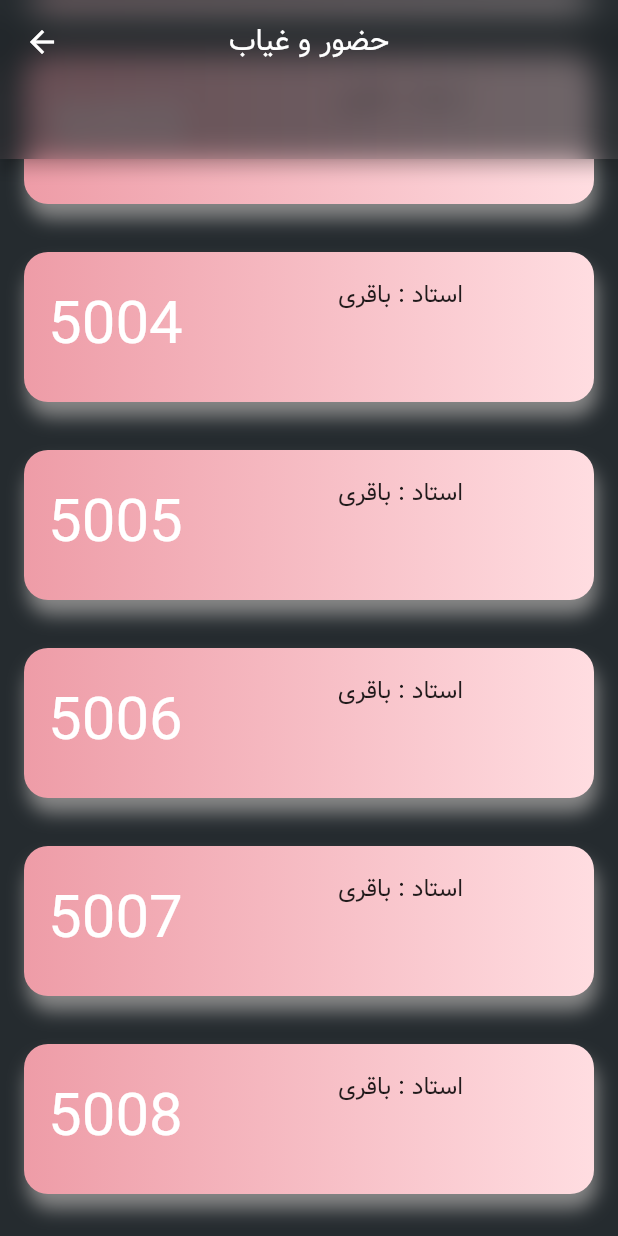
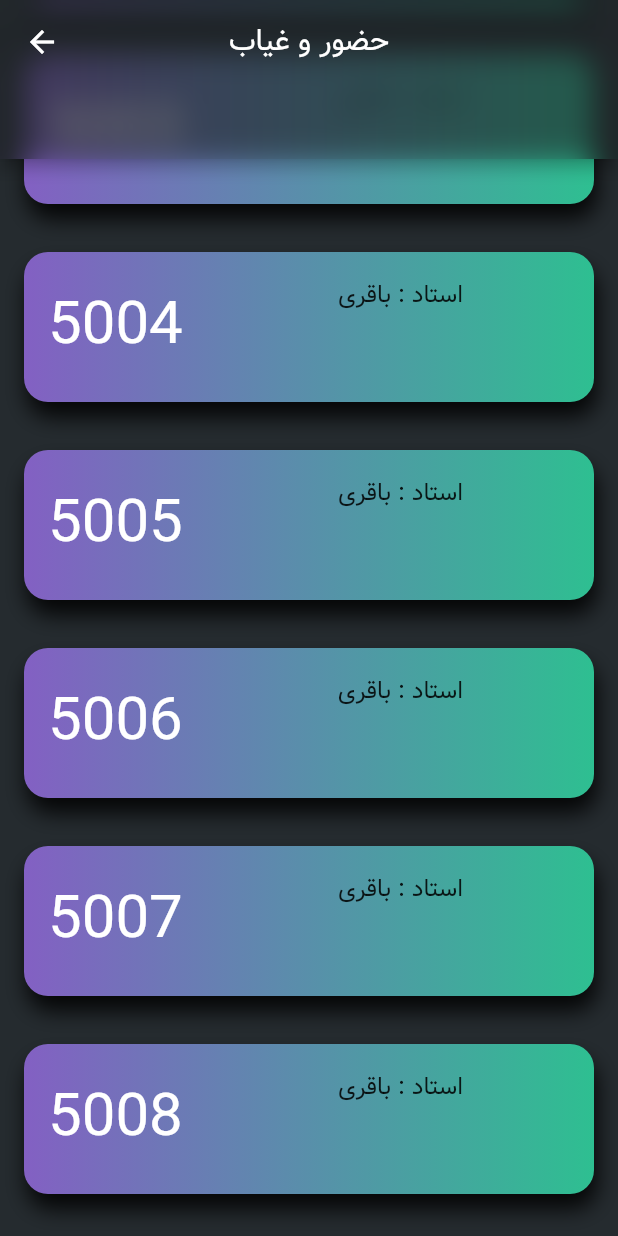
Before and after one commit to hasanforaty/presence_uni, a Flutter app: the AttendancePage screen opened by its route, scrolled down 576 dp, on a phone screen of 412 x 824 dp. Run offline on Flutter 3.47's test engine with Material 2 defaults, Android fonts, the phone set to English and light mode, and no system bars; our stand-ins replace font_awesome_flutter, get, lottie.

Commit message:
fix gradient problem of attendacne_item.dart

```diff
--- a/lib/widgets/attendacne_item.dart
+++ b/lib/widgets/attendacne_item.dart
@@ -16,7 +16,7 @@ class AttendanceItem extends StatelessWidget {
             gradient: LinearGradient(
               begin: Alignment.centerLeft,
               end: Alignment.centerRight,
-              colors: [Color(0xffee9ca7), Color(0xffffdde1)],
+              colors: [Color(0xff8360c3), Color(0xff2ebf91)],
             ),
             borderRadius: BorderRadius.all(
               Radius.circular(16),
@@ -24,8 +24,8 @@ class AttendanceItem extends StatelessWidget {
             boxShadow: [
               BoxShadow(
                 offset: Offset(2, 10),
-                color: Color(0xff878787),
-                blurRadius: 10,
+                color: Colors.black87,
+                blurRadius: 12,
               ),
             ]),
         height: 100,
```
